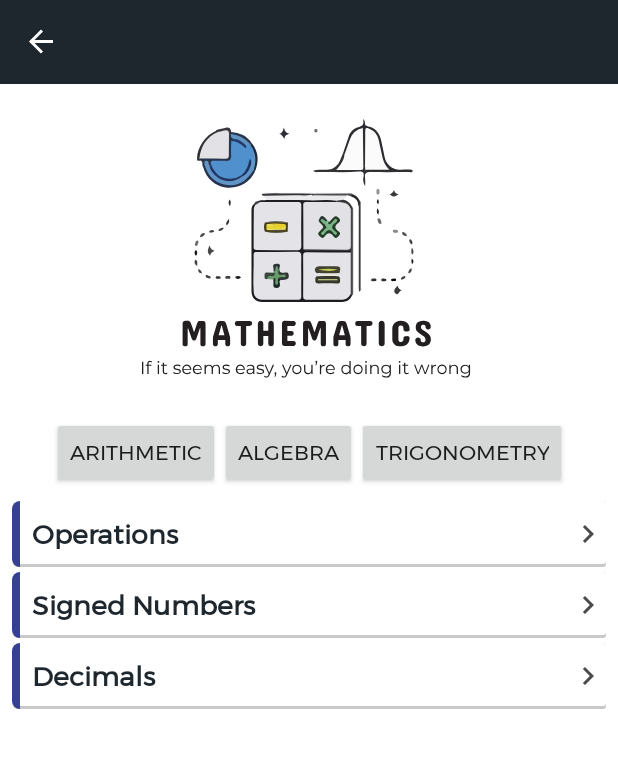
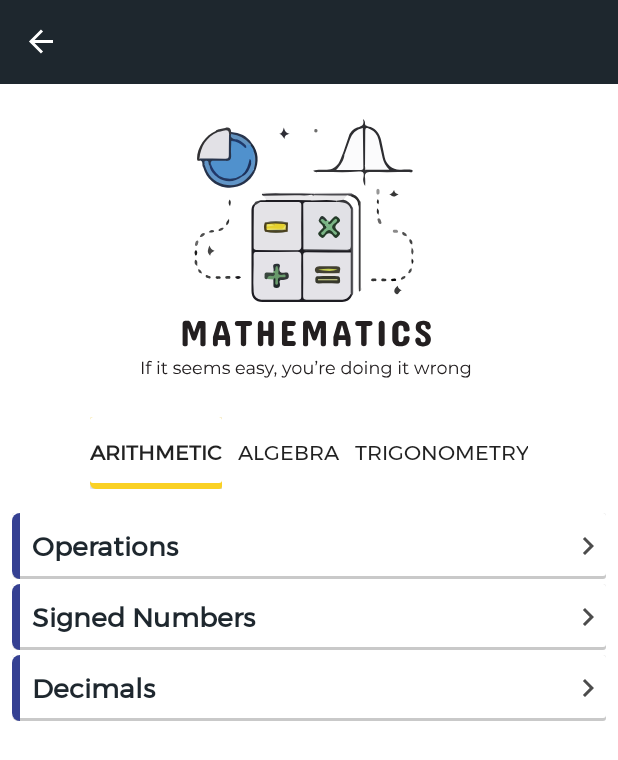
Before and after one commit to ShaneMaglangit/NUATReviewer, an Android app: the screen it shows after launch (MainActivity), after a tap on "Math", on a phone screen of 412 x 824 dp. Shown: the top 760 px of the screen. Run offline under Robolectric (Android 15) with nearby library versions, the phone set to English and light mode, and no system bars; our stand-ins replace Room's generated code, Timber, data binding, navigation-ui.

Commit message:
Added Selected Button Indicator

```diff
--- a/app/src/main/java/com/shanemaglangit/nuatreviewer/ui/topic/TopicFragment.kt
+++ b/app/src/main/java/com/shanemaglangit/nuatreviewer/ui/topic/TopicFragment.kt
@@ -1,6 +1,9 @@
 package com.shanemaglangit.nuatreviewer.ui.topic
 
 
+import android.graphics.Color
+import android.graphics.Typeface
+import android.graphics.drawable.ColorDrawable
 import android.os.Build
 import android.os.Bundle
 import android.view.LayoutInflater
@@ -8,6 +11,8 @@ import android.view.View
 import android.view.ViewGroup
 import android.widget.Button
 import android.widget.LinearLayout
+import androidx.core.content.res.ResourcesCompat
+import androidx.core.view.children
 import androidx.databinding.DataBindingUtil
 import androidx.fragment.app.Fragment
 import androidx.lifecycle.Observer
@@ -72,19 +77,34 @@ class TopicFragment : Fragment() {
                 it.forEach { category ->
                     val buttonCategory = Button(context).apply {
                         text = category
+                        setBackgroundColor(Color.WHITE)
                         layoutParams = LinearLayout.LayoutParams(
                             LinearLayout.LayoutParams.MATCH_PARENT,
                             LinearLayout.LayoutParams.WRAP_CONTENT
                         )
                         setOnClickListener {
+                            binding.linearMath.children.forEach {child ->
+                                if(child is Button) {
+                                    child.typeface = Typeface.create(ResourcesCompat.getFont(context, R.font.montserrat), Typeface.NORMAL)
+                                    child.background = ColorDrawable(Color.WHITE)
+                                }
+                            }
+                            toggleSelectedCategory(this)
                             topicViewModel.loadTopics(category)
                         }
                     }
 
                     binding.linearMath.addView(buttonCategory)
                 }
+
+                toggleSelectedCategory(binding.linearMath.getChildAt(0) as Button)
             }
         })
+    }
+
+    private fun toggleSelectedCategory(view: Button) {
+        view.typeface = Typeface.create(ResourcesCompat.getFont(context!!, R.font.montserrat), Typeface.BOLD)
+        view.background = resources.getDrawable(R.drawable.selected_category_background, activity!!.theme)
     }
 
     private fun setupUI() {
--- /dev/null
+++ b/app/src/main/res/drawable/selected_category_background.xml
@@ -0,0 +1,20 @@
+<?xml version="1.0" encoding="utf-8"?>
+<layer-list xmlns:android="http://schemas.android.com/apk/res/android">
+    <item>
+        <shape android:shape="rectangle">
+            <solid android:color="@color/secondaryColor"/>
+            <corners android:radius="2dp" android:bottomLeftRadius="4dp"/>
+        </shape>
+    </item>
+
+    <item
+        android:left="0dp"
+        android:right="0dp"
+        android:top="0dp"
+        android:bottom="4dp">
+        <shape android:shape="rectangle">
+            <solid android:color="@android:color/white"/>
+            <corners android:radius="2dp" />
+        </shape>
+    </item>
+</layer-list>
--- a/app/src/main/res/layout/fragment_topic.xml
+++ b/app/src/main/res/layout/fragment_topic.xml
@@ -47,7 +47,7 @@
             android:id="@+id/recycler_topics"
             android:layout_width="0dp"
             android:layout_height="wrap_content"
-            android:layout_marginTop="8dp"
+            android:layout_marginTop="16dp"
             android:scrollbarThumbHorizontal="@color/secondaryColor"
             app:layout_constraintEnd_toEndOf="parent"
             app:layout_constraintHorizontal_bias="0.0"
```
